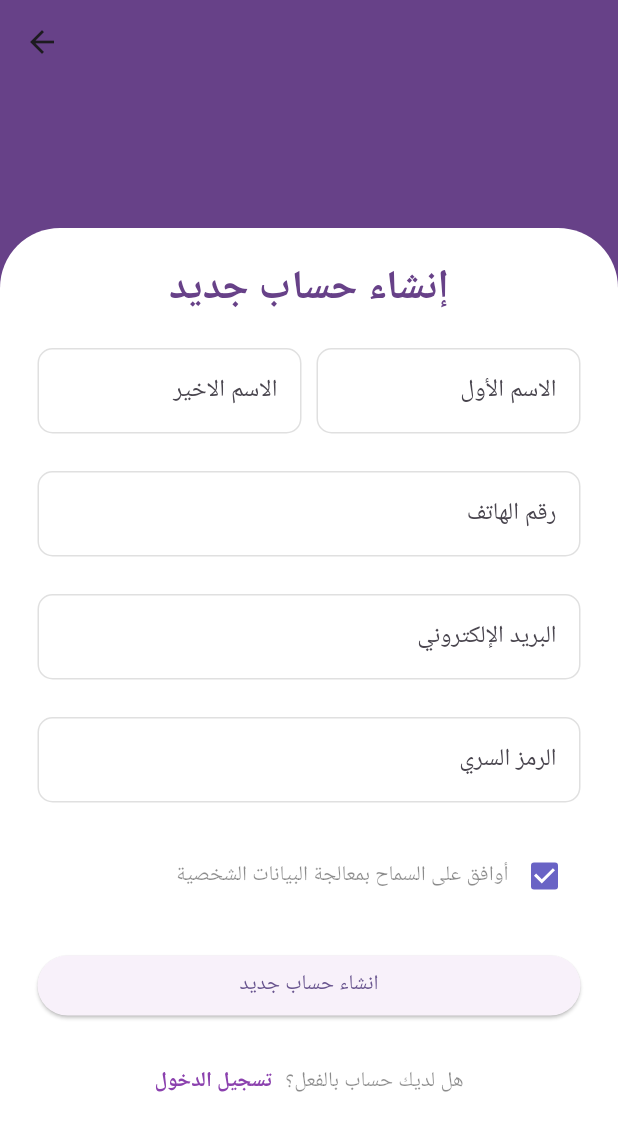
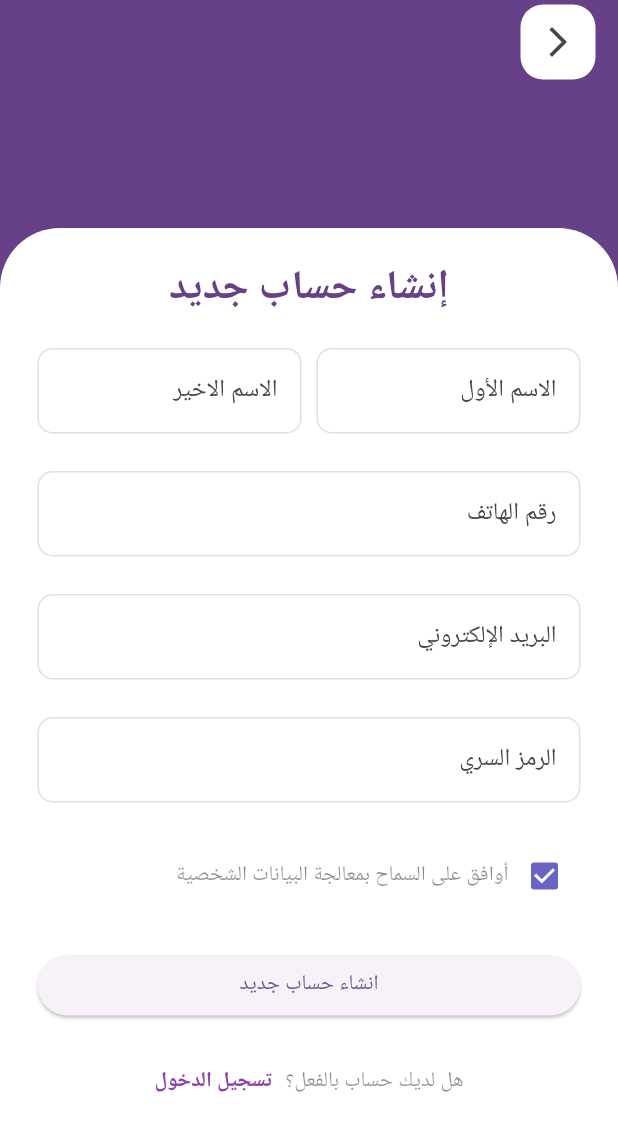
Before and after one commit to GhalaAlotaibi/2024-25_GP_9, a Flutter app: the OwnerSignUpScreen screen opened directly, on a phone screen of 412 x 824 dp. Shown: the top 1131 px of the screen. Run offline on Flutter 3.47's test engine with Material 3 defaults, Android fonts, the phone set to English and light mode, and no system bars; our stand-ins replace cloud_firestore, firebase_auth, firebase_core, firebase_storage, flutter_rating_bar, google_maps_flutter and 3 more; accounts and stored records are empty.

Commit message:
Back buttons

```diff
--- a/lib/screens/owner_signup_screen.dart
+++ b/lib/screens/owner_signup_screen.dart
@@ -1,4 +1,5 @@
 import 'package:flutter/material.dart';
+import 'package:tracki/widgets/my_icon_button.dart';
 import 'package:cloud_firestore/cloud_firestore.dart'; // Import Firestore
 import 'package:tracki/Utils/constants.dart';
 import 'login_screen.dart';
@@ -39,7 +40,18 @@ class _OwnerSignUpScreenState extends State<OwnerSignUpScreen> {
     return Scaffold(
       backgroundColor: kBannerColor,
       appBar: AppBar(
-        backgroundColor: const Color(0xFF674188),
+        backgroundColor:Color(0xFF674188),
+        automaticallyImplyLeading: false,
+        elevation: 0,
+        actions: [
+          MyIconButton(
+            icon: Icons.arrow_forward_ios,
+            pressed: () {
+              Navigator.pop(context); // This will return to the previous page
+            },
+          ),
+          const SizedBox(width: 15),
+        ],
       ),
       body: Column(
         children: [
--- a/pubspec.yaml
+++ b/pubspec.yaml
@@ -46,7 +46,7 @@ dependencies:
   cupertino_icons: ^1.0.8
   google_maps_flutter: ^2.9.0
   firebase_storage: ^12.3.4
-  image_picker: ^1.1.2
+  image_picker: ^0.8.8+3
 
 dev_dependencies:
   flutter_test:
```
Also changed, not shown: lib/screens/Create_Truck_2.dart (+16 -3 lines), lib/screens/login_screen.dart (+5 -5 lines), pubspec.lock.
